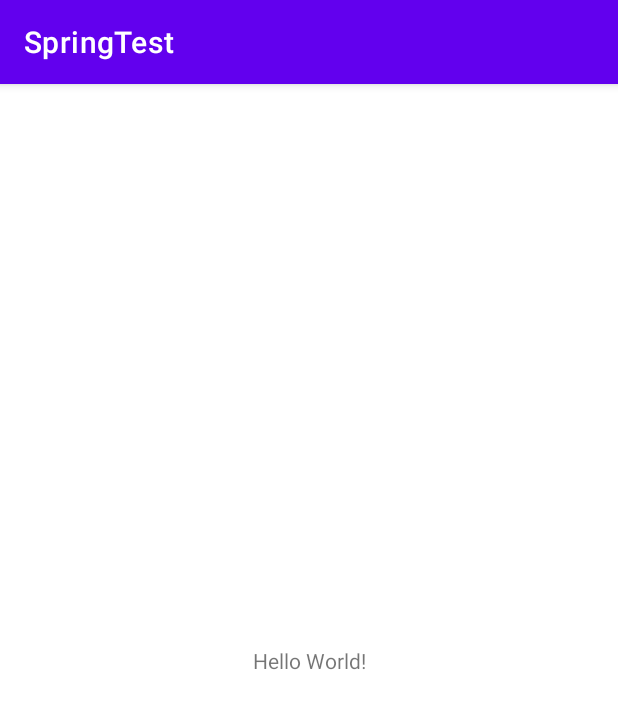
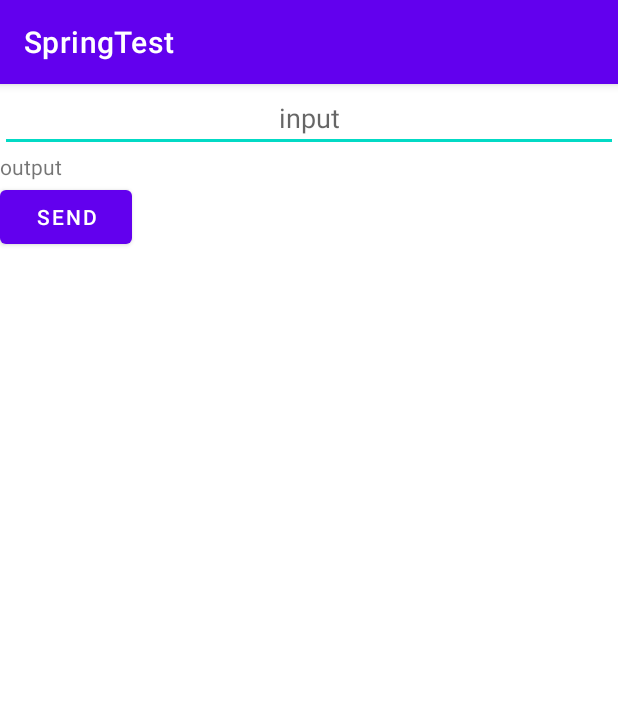
Before and after one commit to inhohyun/SpringTest, an Android app: the screen it shows after launch (MainActivity), on a phone screen of 412 x 824 dp. Shown: the top 709 px of the screen. Run offline under Robolectric (Android 15) with nearby library versions, the phone set to English and light mode, and no system bars.

```diff
--- a/app/build.gradle
+++ b/app/build.gradle
@@ -36,4 +36,7 @@ dependencies {
     testImplementation 'junit:junit:4.13.2'
     androidTestImplementation 'androidx.test.ext:junit:1.1.5'
     androidTestImplementation 'androidx.test.espresso:espresso-core:3.5.1'
+
+    implementation 'com.squareup.retrofit2:retrofit:2.9.0'
+    implementation 'com.squareup.retrofit2:converter-gson:2.9.0'
 }
--- a/app/src/main/AndroidManifest.xml
+++ b/app/src/main/AndroidManifest.xml
@@ -10,6 +10,7 @@
         android:icon="@mipmap/ic_launcher"
         android:label="@string/app_name"
         android:supportsRtl="true"
+        android:usesCleartextTraffic="true"
         android:theme="@style/Theme.SpringTest"
         tools:targetApi="31">
         <activity
--- /dev/null
+++ b/app/src/main/java/com/ihh/springtest/ApiService.java
@@ -0,0 +1,11 @@
+package com.ihh.springtest;
+
+import retrofit2.Call;
+import retrofit2.http.Body;
+import retrofit2.http.POST;
+
+public interface ApiService {
+    @POST("/sendText")
+    Call<String> sendText(@Body String text);
+
+}
--- a/app/src/main/java/com/ihh/springtest/MainActivity.java
+++ b/app/src/main/java/com/ihh/springtest/MainActivity.java
@@ -3,13 +3,57 @@ package com.ihh.springtest;
 import androidx.appcompat.app.AppCompatActivity;
 
 import android.os.Bundle;
+import android.util.Log;
+import android.view.View;
+import android.widget.Button;
+import android.widget.EditText;
+import android.widget.TextView;
+
+import retrofit2.Call;
+import retrofit2.Callback;
+import retrofit2.Response;
+import retrofit2.Retrofit;
+import retrofit2.converter.gson.GsonConverterFactory;
 
 public class MainActivity extends AppCompatActivity {
-
+    private EditText inputText;
+    private TextView outputText;
+    private Button sendBtn;
     @Override
     protected void onCreate(Bundle savedInstanceState) {
         super.onCreate(savedInstanceState);
         setContentView(R.layout.activity_main);
+        inputText = findViewById(R.id.input_text);
+        outputText = findViewById(R.id.output_text);
+        sendBtn = findViewById(R.id.btn_send);
+        Retrofit retrofit = new Retrofit.Builder()
+                .baseUrl("http:localhost:80")
+                .addConverterFactory(GsonConverterFactory.create())
+                .build();
+        sendBtn.setOnClickListener(new View.OnClickListener() {
+            @Override
+            public void onClick(View view) {
+                ApiService service = retrofit.create(ApiService.class);
+                Call<String> call = service.sendText(inputText.getText().toString());
+
+                call.enqueue(new Callback<String>() {
+                    @Override
+                    public void onResponse(Call<String> call, Response<String> response) {
+                        Log.d("inhohyun","sucess");
+                        outputText.setText(response.body());
+                    }
+
+                    @Override
+                    public void onFailure(Call<String> call, Throwable t) {
+                        Log.d("inhohyun2","fail");
+                        t.printStackTrace();
+
+                    }
+                });
+            }
+        });
+
+
 
     }
 }
--- a/app/src/main/res/layout/activity_main.xml
+++ b/app/src/main/res/layout/activity_main.xml
@@ -1,18 +1,28 @@
 <?xml version="1.0" encoding="utf-8"?>
-<androidx.constraintlayout.widget.ConstraintLayout xmlns:android="http://schemas.android.com/apk/res/android"
+<LinearLayout xmlns:android="http://schemas.android.com/apk/res/android"
     xmlns:app="http://schemas.android.com/apk/res-auto"
     xmlns:tools="http://schemas.android.com/tools"
     android:layout_width="match_parent"
     android:layout_height="match_parent"
-    tools:context=".MainActivity">
+    tools:context=".MainActivity"
+    android:orientation="vertical">
+
+<EditText
+    android:id="@+id/input_text"
+    android:layout_width="match_parent"
+    android:layout_height="wrap_content"
+    android:hint="input"
+    android:gravity="center"/>
 
     <TextView
+        android:id="@+id/output_text"
+        android:layout_width="match_parent"
+        android:layout_height="wrap_content"
+        android:text="output" />
+    <Button
+        android:id="@+id/btn_send"
         android:layout_width="wrap_content"
         android:layout_height="wrap_content"
-        android:text="Hello World!"
-        app:layout_constraintBottom_toBottomOf="parent"
-        app:layout_constraintEnd_toEndOf="parent"
-        app:layout_constraintStart_toStartOf="parent"
-        app:layout_constraintTop_toTopOf="parent" />
+        android:text="send"/>
 
-</androidx.constraintlayout.widget.ConstraintLayout>
+</LinearLayout>
```
